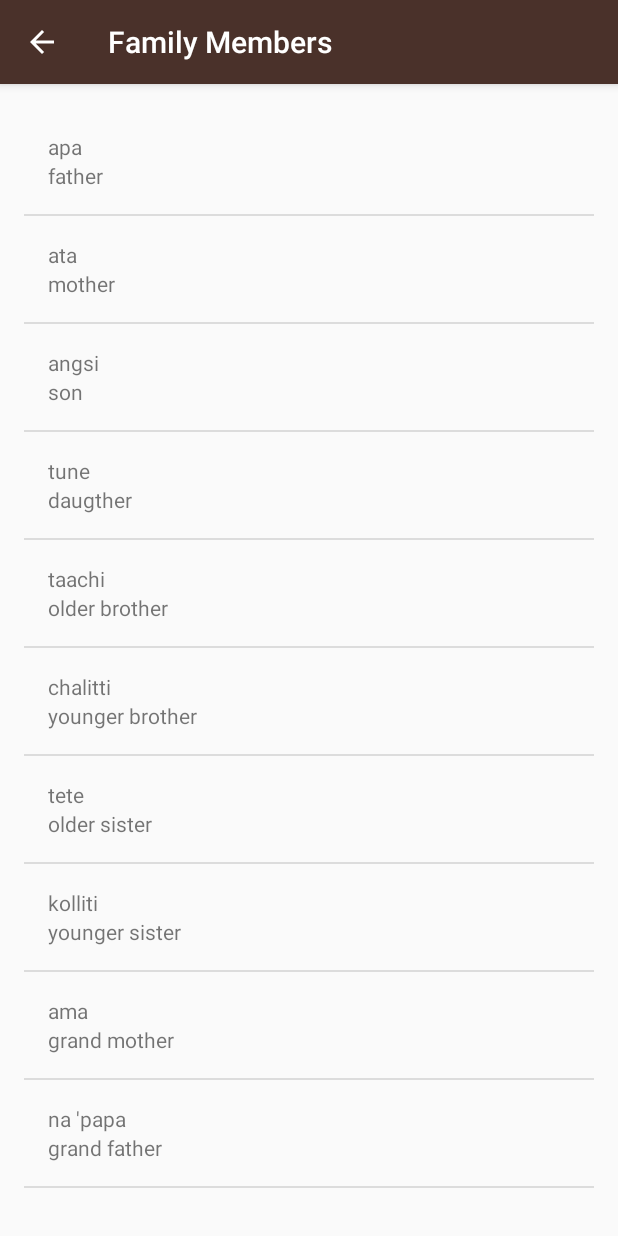
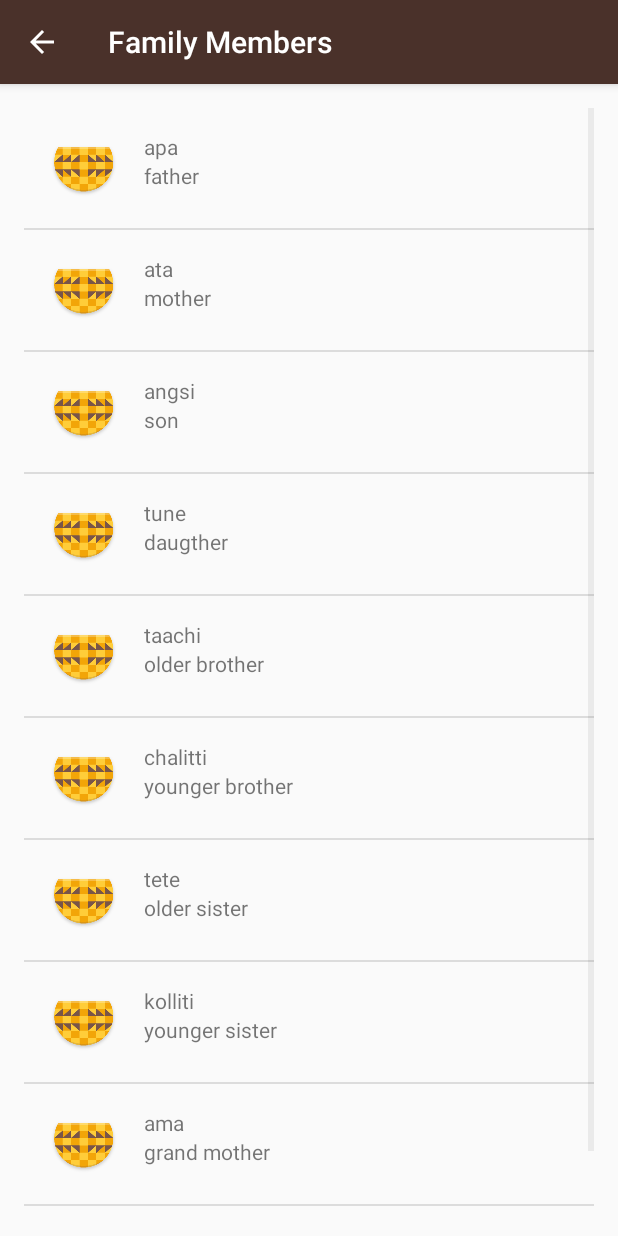
Before and after one commit to SyedZubairQadri/miwok-reborn-, an Android app: the FamilyActivity screen opened directly, with no data from a screen before it, on a phone screen of 412 x 824 dp. Run offline under Robolectric (Android 15) with nearby library versions, the light colour scheme and no system bars.

Commit message:
images added

```diff
--- a/app/src/main/java/com/example/android/miwok/FamilyActivity.java
+++ b/app/src/main/java/com/example/android/miwok/FamilyActivity.java
@@ -32,16 +32,16 @@ FamilyActivity extends AppCompatActivity {
 
 
             ArrayList<Word> words = new ArrayList<Word>();
-            words.add (new Word ("father ", "apa "));
-            words.add (new Word ("mother" ,"ata"));
-            words.add (new Word ("son" ,"angsi"));
-            words.add (new Word ("daugther" ,"tune"));
-            words.add (new Word ("older brother" ,"taachi"));
-            words.add (new Word ("younger brother" ,"chalitti"));
-            words.add (new Word ("older sister" ,"tete"));
-            words.add (new Word ("younger sister" ,"kolliti"));
-            words.add (new Word ("grand mother" ,"ama"));
-            words.add (new Word ("grand father" ,"na 'papa"));
+            words.add (new Word ("father ", "apa ",R.drawable.family_father));
+            words.add (new Word ("mother" ,"ata",R.drawable.family_mother));
+            words.add (new Word ("son" ,"angsi",R.drawable.family_son));
+            words.add (new Word ("daugther" ,"tune",R.drawable.family_daughter));
+            words.add (new Word ("older brother" ,"taachi",R.drawable.family_older_brother));
+            words.add (new Word ("younger brother" ,"chalitti",R.drawable.family_younger_brother));
+            words.add (new Word ("older sister" ,"tete",R.drawable.family_older_sister));
+            words.add (new Word ("younger sister" ,"kolliti",R.drawable.family_younger_sister));
+            words.add (new Word ("grand mother" ,"ama",R.drawable.family_grandmother));
+            words.add (new Word ("grand father" ,"na 'papa",R.drawable.family_grandfather));
             // Create an {@link WordAdapter}, whose data source is a list of {@link Word}s. The
             // adapter knows how to create list items for each item in the list.
 
--- a/app/src/main/java/com/example/android/miwok/Word.java
+++ b/app/src/main/java/com/example/android/miwok/Word.java
@@ -1,28 +1,80 @@
+/*
+ * Copyright (C) 2016 The Android Open Source Project
+ *
+ * Licensed under the Apache License, Version 2.0 (the "License");
+ * you may not use this file except in compliance with the License.
+ * You may obtain a copy of the License at
+ *
+ *      http://www.apache.org/licenses/LICENSE-2.0
+ *
+ * Unless required by applicable law or agreed to in writing, software
+ * distributed under the License is distributed on an "AS IS" BASIS,
+ * WITHOUT WARRANTIES OR CONDITIONS OF ANY KIND, either express or implied.
+ * See the License for the specific language governing permissions and
+ * limitations under the License.
+ */
 package com.example.android.miwok;
 
 /**
- * Created by Nexus on 7/11/2016.
+ * {@link Word} represents a vocabulary word that the user wants to learn.
+ * It contains a default translation, a Miwok translation, and an image for that word.
  */
 public class Word {
+
+    /** Default translation for the word */
     private String mDefaultTranslation;
 
+    /** Miwok translation for the word */
     private String mMiwokTranslation;
 
+    /** Image resource ID for the word */
+    private int mImageResourceId;
+
+    /**
+     * Create a new Word object.
+     *
+     * @param defaultTranslation is the word in a language that the user is already familiar with
+     *                           (such as English)
+     * @param miwokTranslation is the word in the Miwok language
+     */
     public Word(String defaultTranslation, String miwokTranslation) {
-
         mDefaultTranslation = defaultTranslation;
         mMiwokTranslation = miwokTranslation;
-
     }
 
-    public String getmDefaultTranslation() {
+    /**
+     * Create a new Word object.
+     *
+     * @param defaultTranslation is the word in a language that the user is already familiar with
+     *                           (such as English)
+     * @param miwokTranslation is the word in the Miwok language
+     * @param imageResourceId is the drawable resource ID for the image associated with the word
+     *
+     */
+    public Word(String defaultTranslation, String miwokTranslation, int imageResourceId) {
+        mDefaultTranslation = defaultTranslation;
+        mMiwokTranslation = miwokTranslation;
+        mImageResourceId = imageResourceId;
+    }
+
+    /**
+     * Get the default translation of the word.
+     */
+    public String getDefaultTranslation() {
         return mDefaultTranslation;
     }
 
-    public String getmMiwokTranslation() {
+    /**
+     * Get the Miwok translation of the word.
+     */
+    public String getMiwokTranslation() {
+        return mMiwokTranslation;
+    }
 
-        return mMiwokTranslation;
-
-
+    /**
+     * Return the image resource ID of the word.
+     */
+    public int getImageResourceId() {
+        return mImageResourceId;
     }
 }
--- a/app/src/main/java/com/example/android/miwok/WordAdapter.java
+++ b/app/src/main/java/com/example/android/miwok/WordAdapter.java
@@ -39,13 +39,13 @@ public class WordAdapter extends ArrayAdapter<Word> {
         TextView miwokTextView = (TextView) listItemView.findViewById(R.id.miwok_text_view);
         // Get the version name from the current AndroidFlavor object and
         // set this text on the name TextView
-        miwokTextView.setText(currentWord.getmMiwokTranslation());
+        miwokTextView.setText(currentWord.getMiwokTranslation());
 
         // Find the TextView in the list_item.xml layout with the ID version_number
          TextView defaultTextView = (TextView) listItemView.findViewById(R.id.default_text_view);
         // Get the version number from the current AndroidFlavor object and
         // set this text on the number TextView
-        defaultTextView.setText(currentWord.getmDefaultTranslation());
+        defaultTextView.setText(currentWord.getDefaultTranslation());
 
         // Find the ImageView in the list_item.xml layout with the ID list_item_icon
         //ImageView iconView = (ImageView) listItemView.findViewById(R.id.list_item_icon);
--- a/app/src/main/res/layout/list_item.xml
+++ b/app/src/main/res/layout/list_item.xml
@@ -1,9 +1,20 @@
 <?xml version="1.0" encoding="utf-8"?>
 <LinearLayout xmlns:android="http://schemas.android.com/apk/res/android"
-    android:orientation="vertical"
+    android:orientation="horizontal"
     android:layout_width="match_parent"
     android:layout_height="match_parent"
     android:padding="16dp">
+<ImageView
+    android:layout_width="wrap_content"
+    android:layout_height="wrap_content"
+    android:id="@+id/image"
+    android:src="@mipmap/ic_launcher"/>
+  <LinearLayout
+      android:layout_width="match_parent"
+      android:layout_height="match_parent"
+      android:orientation="vertical"
+      android:paddingLeft="16dp">
+
 
     <TextView
         android:id="@+id/miwok_text_view"
@@ -18,3 +29,4 @@
         android:text="one" />
 
 </LinearLayout>
+</LinearLayout>
```
Also changed, not shown: app/src/main/java/com/example/android/miwok/ColorsActivity.java (+8 -8 lines), app/src/main/java/com/example/android/miwok/NumbersActivity.java (+10 -10 lines).
